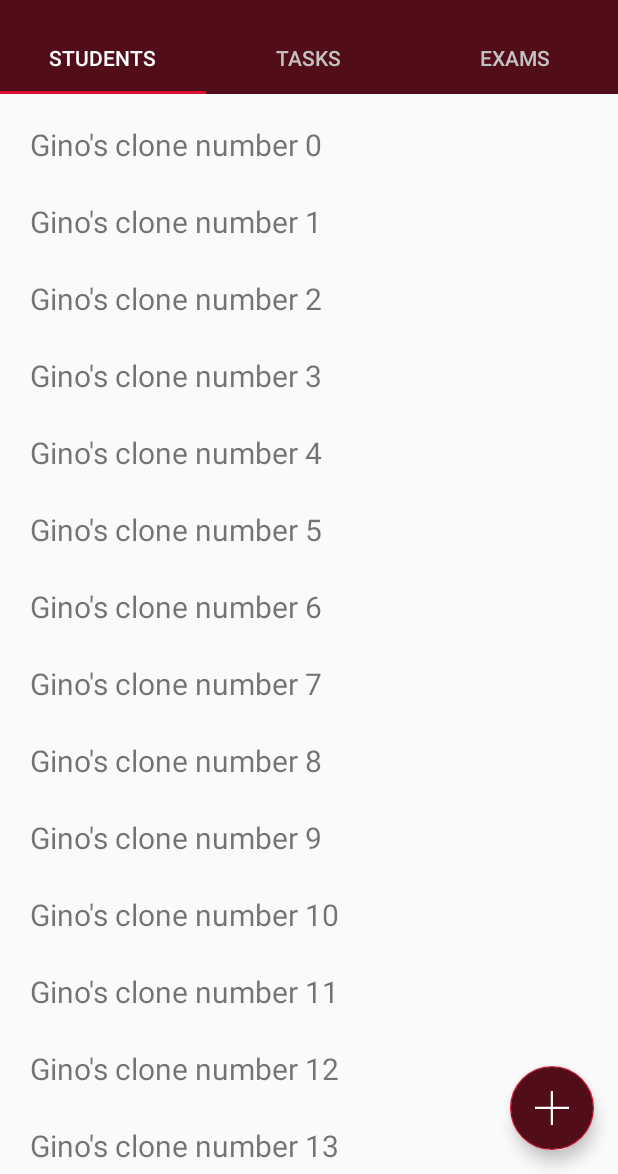
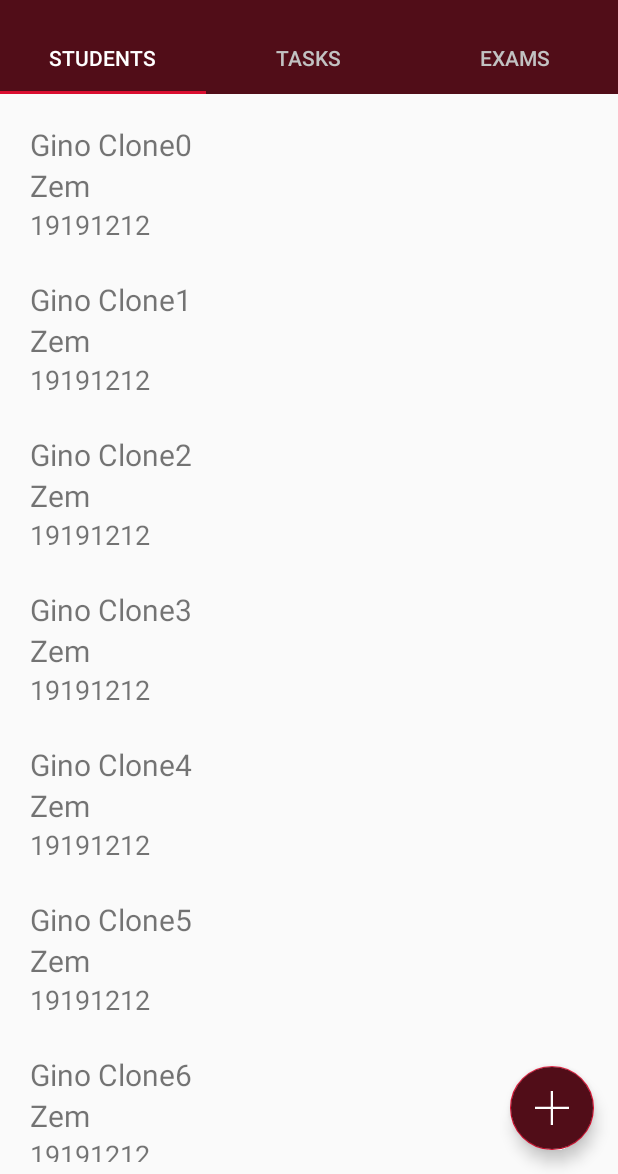
Before and after one commit to Zempire/Teachers-Pet, an Android app: the screen it shows after launch (MainActivity), on a phone screen of 412 x 824 dp, the part 62-1236 px from its top. Run offline under Robolectric (Android 15) with nearby library versions, the phone set to English and light mode, and no system bars; our stand-ins replace Room's generated code.

Commit message:
Printing to Recycler View now

```diff
--- a/app/build.gradle
+++ b/app/build.gradle
@@ -19,6 +19,10 @@ android {
 }
 
 dependencies {
+    def room_version = "1.1.1"
+
+    implementation "android.arch.persistence.room:runtime:$room_version"
+    annotationProcessor "android.arch.persistence.room:compiler:$room_version"
     implementation fileTree(dir: 'libs', include: ['*.jar'])
     implementation 'androidx.appcompat:appcompat:1.0.0-alpha1'
     implementation 'androidx.constraintlayout:constraintlayout:1.1.2'
--- /dev/null
+++ b/app/src/main/java/com/example/android/tabsetup/Student.java
@@ -0,0 +1,88 @@
+package com.example.android.tabsetup;
+
+import androidx.room.Entity;
+import androidx.room.PrimaryKey;
+
+@Entity
+public class Student {
+    public Student(int student_ID, String firstName, String lastName, String address,
+                   String dob, String gender, String course) {
+        this.student_ID = student_ID;
+        this.firstName = firstName;
+        this.lastName = lastName;
+        this.address = address;
+        this.dob = dob;
+        this.gender = gender;
+        this.course = course;
+    }
+
+    private int student_ID;
+
+    private String firstName;
+
+    private String lastName;
+
+    private String address;
+
+    private String dob;
+
+    private String gender;
+
+    private String course;
+
+    public String getStudent_ID() {
+        return String.valueOf(student_ID);      //RETURNING AS STRING FOR USE WITH STUDENT ADAPTER,
+    }
+
+    public void setStudent_ID(int student_ID) {
+        this.student_ID = student_ID;
+    }
+
+    public String getFirstName() {
+        return firstName;
+    }
+
+    public void setFirstName(String firstName) {
+        this.firstName = firstName;
+    }
+
+    public String getLastName() {
+        return lastName;
+    }
+
+    public void setLastName(String lastName) {
+        this.lastName = lastName;
+    }
+
+    public String getAddress() {
+        return address;
+    }
+
+    public void setAddress(String address) {
+        this.address = address;
+    }
+
+    public String getDob() {
+        return dob;
+    }
+
+    public void setDob(String dob) {
+        this.dob = dob;
+    }
+
+    public String getGender() {
+        return gender;
+    }
+
+    public void setGender(String gender) {
+        this.gender = gender;
+    }
+
+    public String getCourse() {
+        return course;
+    }
+
+    public void setCourse(String course) {
+        this.course = course;
+    }
+}
--- a/app/src/main/java/com/example/android/tabsetup/StudentAdapter.java
+++ b/app/src/main/java/com/example/android/tabsetup/StudentAdapter.java
@@ -12,10 +12,10 @@ import androidx.appcompat.view.menu.MenuView;
 import androidx.recyclerview.widget.RecyclerView;
 
 class StudentAdapter extends RecyclerView.Adapter<StudentAdapter.ViewHolder> {
-    ArrayList<String> students;
+    ArrayList<Student> students;
 
     //Constructor for students array.
-    public StudentAdapter(ArrayList<String> students) {
+    public StudentAdapter(ArrayList<Student> students) {
         this.students = students;
     }
 
@@ -28,7 +28,9 @@ class StudentAdapter extends RecyclerView.Adapter<StudentAdapter.ViewHolder> {
 
     @Override
     public void onBindViewHolder(@NonNull StudentAdapter.ViewHolder holder, int position) {
-        holder.firstName.setText(students.get(position));
+        holder.firstName.setText(students.get(position).getFirstName());
+        holder.lastName.setText(students.get(position).getLastName());
+        holder.student_ID.setText(students.get(position).getStudent_ID()); //How to convert to string?
     }
 
     @Override
@@ -38,10 +40,14 @@ class StudentAdapter extends RecyclerView.Adapter<StudentAdapter.ViewHolder> {
 
     public class ViewHolder extends RecyclerView.ViewHolder {
         public TextView firstName;
+        public TextView lastName;
+        public TextView student_ID;
 
         public ViewHolder(@NonNull View itemView) {
             super(itemView);
             firstName = itemView.findViewById(R.id.first_name);
+            lastName = itemView.findViewById(R.id.last_name);
+            student_ID = itemView.findViewById(R.id.student_id);
         }
     }
 }
--- a/app/src/main/java/com/example/android/tabsetup/StudentList.java
+++ b/app/src/main/java/com/example/android/tabsetup/StudentList.java
@@ -23,7 +23,7 @@ public class StudentList extends Fragment {
     FloatingActionButton studentFab;
     RecyclerView recyclerView;
     RecyclerView.Adapter adapter;
-    ArrayList<String> students;
+    ArrayList<Student> students;
 
     @Override
     public View onCreateView(LayoutInflater inflater, ViewGroup container, Bundle savedInstanceState) {
@@ -34,7 +34,9 @@ public class StudentList extends Fragment {
         students = new ArrayList<>();
 
         for (int i = 0; i < 30; i++) {
-            students.add("Gino's clone number " + i);
+            Student student = new Student(19191212, "Gino Clone" + i, "Zem",
+                    "123 Hello Road", "09/031987", "Male", "Bachelor of Shit");
+            students.add(student);
         }
         adapter = new StudentAdapter(students);
         recyclerView.setAdapter(adapter);
--- a/app/src/main/res/layout/student_row.xml
+++ b/app/src/main/res/layout/student_row.xml
@@ -12,4 +12,16 @@
         android:layout_height="wrap_content"
         android:textSize="20sp"/>
 
+    <TextView
+        android:id="@+id/last_name"
+        android:layout_width="match_parent"
+        android:layout_height="wrap_content"
+        android:textSize="20sp"/>
+
+    <TextView
+        android:id="@+id/student_id"
+        android:layout_width="match_parent"
+        android:layout_height="wrap_content"
+        android:textSize="18sp"/>
+
 </LinearLayout>
```
